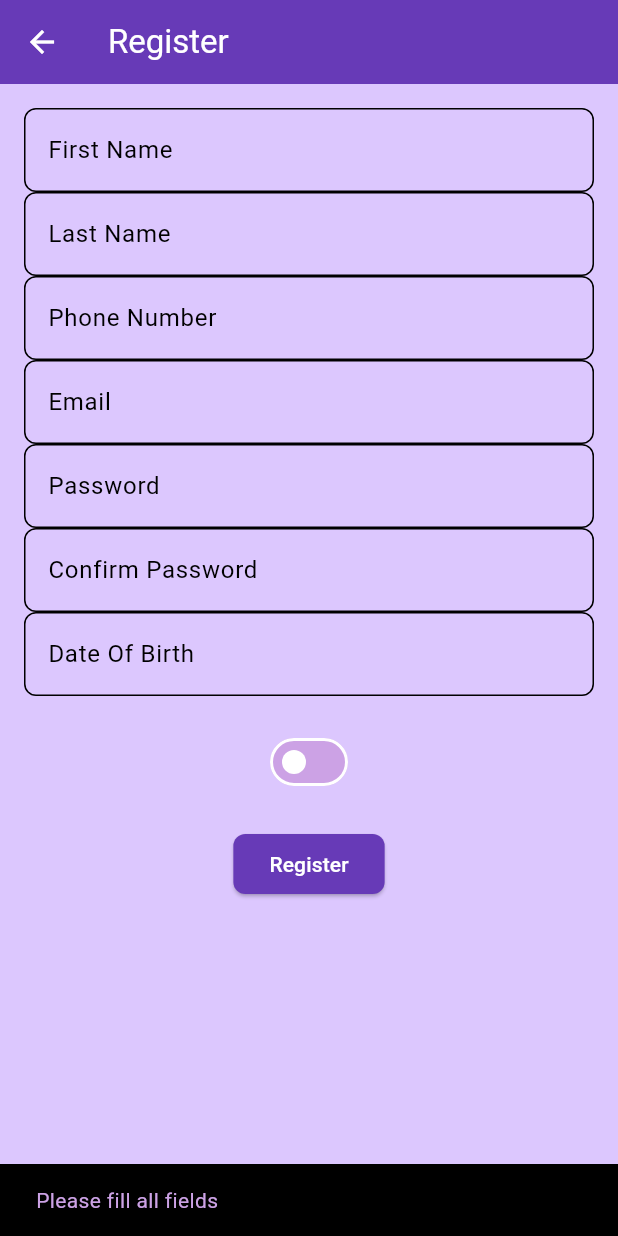
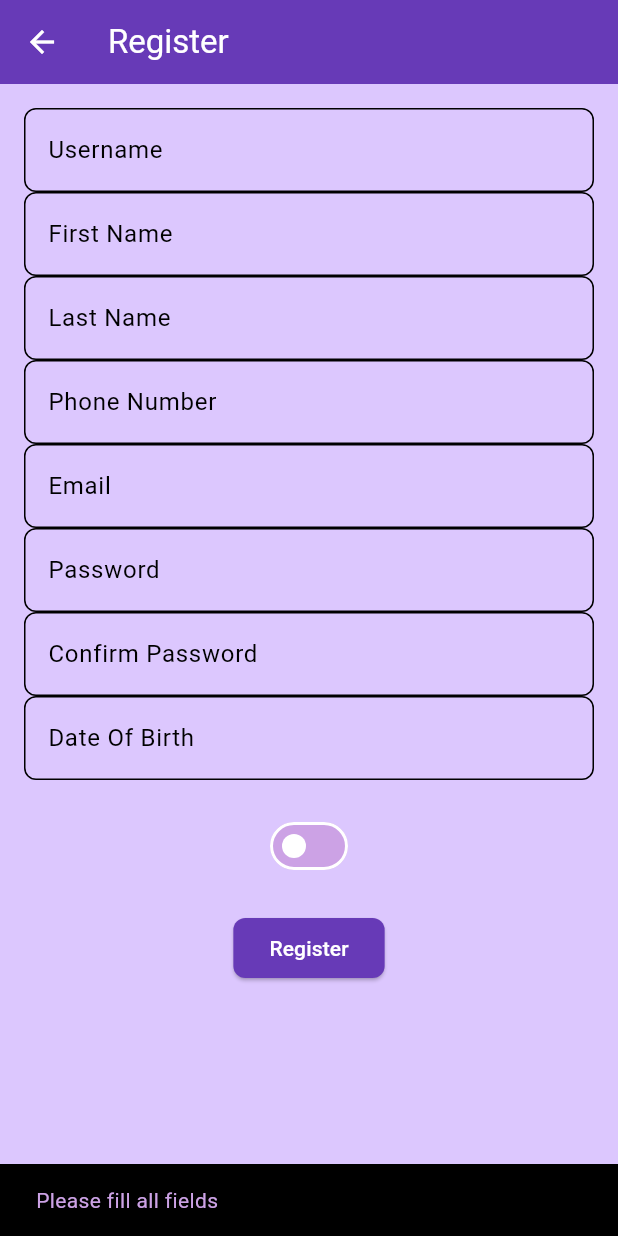
Before and after one commit to Uni-Pulse/uni_pulse, a Flutter app: the RegisterScreen screen opened directly, after a tap on "Register", on a phone screen of 412 x 824 dp. Run offline on Flutter 3.47's test engine with Material 3 defaults, Android fonts, the phone set to English and light mode, and no system bars; our stand-ins replace cloud_firestore, firebase_auth, firebase_core, flutter_riverpod, image_picker; accounts and stored records are empty.

Commit message:
username

```diff
--- a/lib/Models/acconts.dart
+++ b/lib/Models/acconts.dart
@@ -22,6 +22,7 @@ class AccountData {
   final String firstName;
   final String lastName;
   final int phoneNum;
+  final String userName;
   final DateTime dob; // Added dob field
 
   AccountData({
@@ -31,6 +32,7 @@ class AccountData {
     required this.firstName,
     required this.lastName,
     required this.phoneNum,
+    required this.userName,
     required this.dob, // Added dob to constructor
   });
 }
--- a/lib/Providers/events_provider.dart
+++ b/lib/Providers/events_provider.dart
@@ -132,8 +132,8 @@ final eventsProvider =
 
 
 class AccountNotifier extends StateNotifier<List<AccountData>> {
-  AccountNotifier() : super([AccountData(firstName: 'user',lastName: '', email: 'user', isOrganisation: false, phoneNum: 54321, dob: DateTime(2005,05,12)),
-    AccountData(firstName: 'org',lastName: '', email: 'org', isOrganisation: true, phoneNum: 54321, dob: DateTime(2005,05,12)),]);
+  AccountNotifier() : super([AccountData(userName: 'user', firstName: 'user',lastName: '', email: 'user', isOrganisation: false, phoneNum: 54321, dob: DateTime(2005,05,12)),
+    AccountData(userName: 'org',firstName: 'org',lastName: '', email: 'org', isOrganisation: true, phoneNum: 54321, dob: DateTime(2005,05,12)),]);
 
   final FirebaseFirestore firestore = FirebaseFirestore.instance;
   final FirebaseAuth auth = FirebaseAuth.instance;
@@ -144,6 +144,7 @@ class AccountNotifier extends StateNotifier<List<AccountData>> {
     required String email,
     required String phoneNum,
     required bool isOrganisation,
+    required String userName,
   }) async {
     try {
       // Get the current user's ID
@@ -151,6 +152,7 @@ class AccountNotifier extends StateNotifier<List<AccountData>> {
 
       // Update the user's data in Firestore
       await firestore.collection('users').doc(userId).update({
+        'userName': userName, // Assuming userName is the same as email
         'firstName': firstName,
         'lastName': lastName,
         'email': email,
@@ -161,6 +163,7 @@ class AccountNotifier extends StateNotifier<List<AccountData>> {
       // Update the local state for the current user
       if (currentUser != null) {
         currentUser = AccountData(
+          userName: currentUser!.userName, // Keep the existing username
           firstName: firstName,
           lastName: lastName,
           email: email,
@@ -207,8 +210,8 @@ class AccountNotifier extends StateNotifier<List<AccountData>> {
       final data = userDoc.data()!;
       final loggedInUser = AccountData(
         email: data['email'] as String,
-        // password: data['password'] as String,
-        isOrganisation: data['isOrganisation'] as bool,
+        userName: data['userName'] as String,
+        isOrganisation: data['isOrganisation'] as bool? ?? false,
         firstName: data['firstName'] as String,
         lastName: data['lastName'] as String,
         phoneNum: data['phoneNum'] as int,
@@ -247,7 +250,8 @@ class AccountNotifier extends StateNotifier<List<AccountData>> {
     String email,
     String password,
     DateTime dob,
-    bool isOrganisation) async {
+    bool isOrganisation,
+    String userName) async {
     try {
       UserCredential userCredential = await auth.createUserWithEmailAndPassword(
         email: email,
@@ -265,8 +269,8 @@ class AccountNotifier extends StateNotifier<List<AccountData>> {
 
         firstName: firstName,
         lastName: lastName,
-        phoneNum: int.parse(phoneNumber), // Assuming phone number is stored as an int
-
+        userName: userName, // Pass the userName parameter here
+        phoneNum: int.parse(phoneNumber),
         email: email,
         // password: password,
         dob: dob,
@@ -282,6 +286,7 @@ class AccountNotifier extends StateNotifier<List<AccountData>> {
         'dob': dob.toIso8601String(),
         'isOrganisation': isOrganisation,
         'uid': uid,
+        'userName': userName,
          // Store date as a string in ISO format
       });
 
@@ -315,9 +320,10 @@ class AccountNotifier extends StateNotifier<List<AccountData>> {
         final data = doc.data();
         debugPrint('Fetched user: $data');
         return AccountData(
+          userName: data['userName'] as String,
           email: data['email'] as String,
           // password: data['password'] as String,
-          isOrganisation: data['isOrganisation'] as bool,
+          isOrganisation: data['isOrganisation'] as bool? ?? false,
           firstName: data['firstName'] as String,
           lastName: data['lastName'] as String,
           phoneNum: data['phoneNum'] as int,
--- a/lib/Screens/initializing/register_Screen.dart
+++ b/lib/Screens/initializing/register_Screen.dart
@@ -22,9 +22,9 @@ class _RegisterScreenState extends ConsumerState<RegisterScreen> {
   final TextEditingController _phoneNumberController = TextEditingController();
   final TextEditingController _emailController = TextEditingController();
   final TextEditingController _passwordController = TextEditingController();
-  final TextEditingController _confirmPasswordController =
-      TextEditingController();
+  final TextEditingController _confirmPasswordController = TextEditingController();
   final TextEditingController _dobController = TextEditingController();
+  final TextEditingController _usernameController = TextEditingController();
   bool isOrganisation = false;
 
   DateTime? _selectedDate;
@@ -71,6 +71,7 @@ class _RegisterScreenState extends ConsumerState<RegisterScreen> {
         _emailController.text.isEmpty ||
         _passwordController.text.isEmpty ||
         _confirmPasswordController.text.isEmpty ||
+        _usernameController.text.isEmpty ||
         _dobController.text.isEmpty) {
       ScaffoldMessenger.of(context).showSnackBar(
         const SnackBar(content: Text("Please fill all fields")),
@@ -93,6 +94,7 @@ class _RegisterScreenState extends ConsumerState<RegisterScreen> {
       _passwordController.text.trim(),
       _selectedDate!,
       isOrganisation,
+      _usernameController.text.trim(),
     );
     if (errorMessage != null) {
       ScaffoldMessenger.of(context).showSnackBar(
@@ -126,6 +128,19 @@ class _RegisterScreenState extends ConsumerState<RegisterScreen> {
           // key: _formKey,
           child: Column(
             children: [
+              TextFormField(
+                  controller: _usernameController,
+                  decoration: const InputDecoration(labelText: "Username"),
+                  validator: (value) {
+                    if (value == null || value.isEmpty) {
+                      return "Please enter a username";
+                    }
+                    if (value.length < 3) {
+                      return "Username must be at least 3 characters";
+                    }
+                    return null;
+                  },
+            ),
               TextFormField(
                 controller: _firstNameController,
                 decoration: const InputDecoration(labelText: "First Name"),
```
Also changed, not shown: lib/Screens/event_details.dart (+38 -4 lines), lib/Screens/users/chatroom.dart (+28 -4 lines), lib/Widgets/filters.dart (+27 -28 lines).
